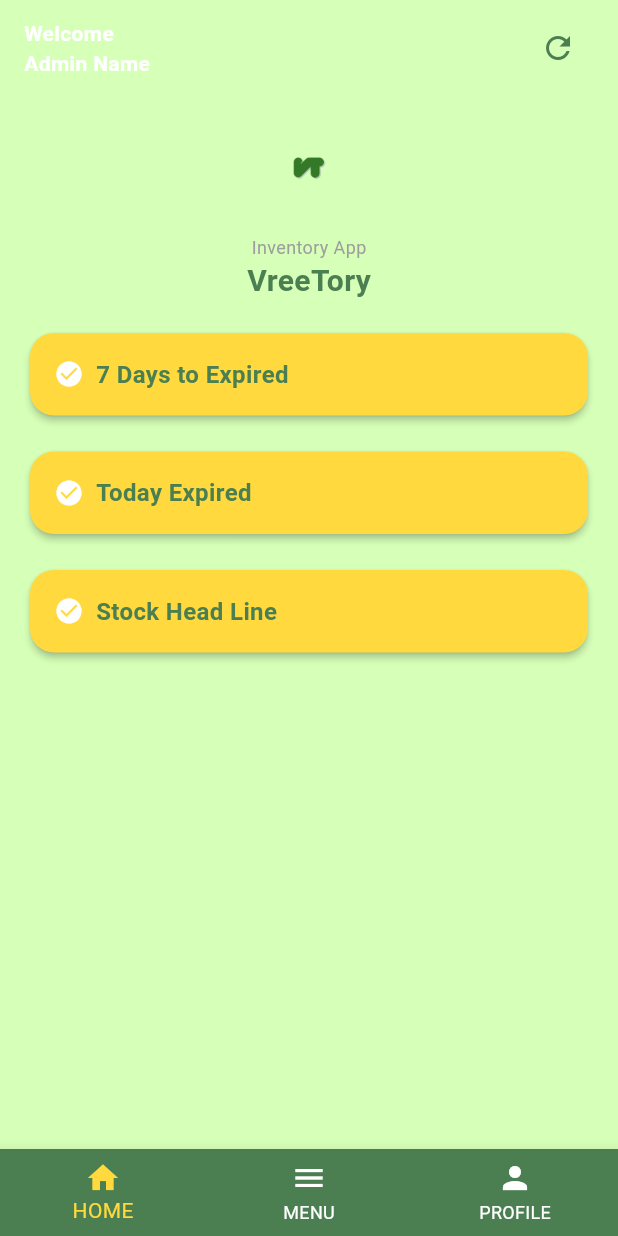
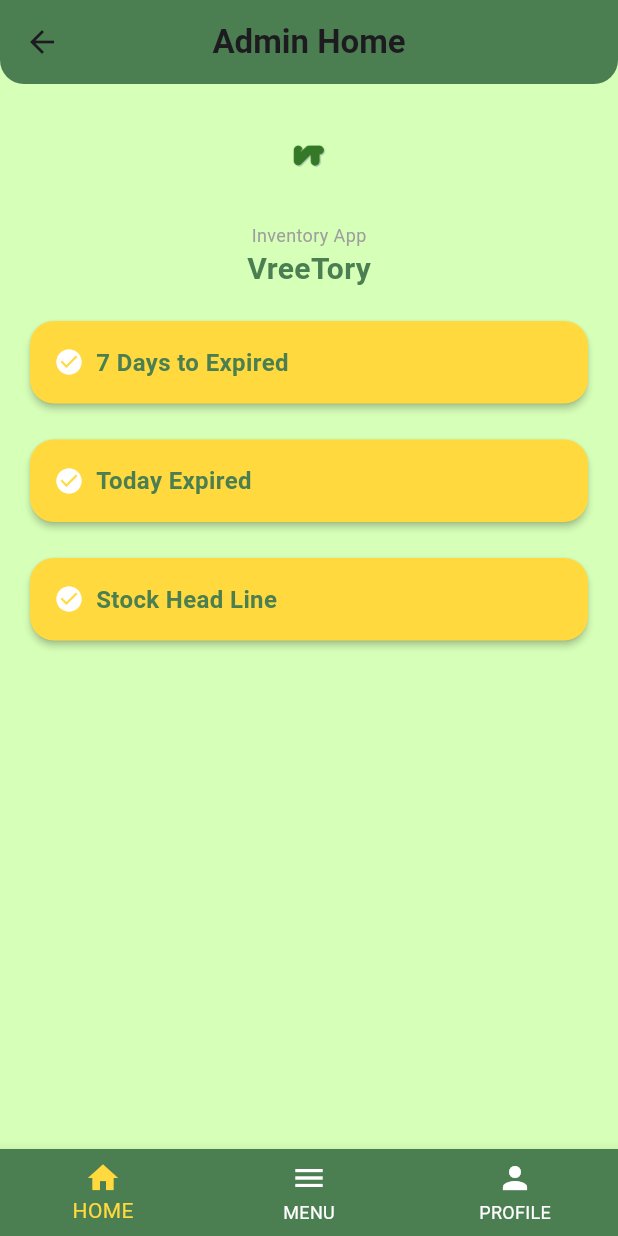
Before and after one commit to ignafransdstn/vreetory_app, a Flutter app: the _HomePageScaffold screen opened directly, on a phone screen of 412 x 824 dp. Run offline on Flutter 3.47's test engine with Material 3 defaults, Android fonts, the phone set to English and light mode, and no system bars; our stand-ins replace cloud_firestore, firebase_auth, firebase_core, flutter_riverpod; accounts and stored records are empty.

Commit message:
commit: Update admin and user home pages

```diff
--- a/lib/features/authentication/presentation/pages/admin_home_page.dart
+++ b/lib/features/authentication/presentation/pages/admin_home_page.dart
@@ -17,35 +17,22 @@ class _HomePageScaffold extends StatelessWidget {
   Widget build(BuildContext context) {
     return Scaffold(
       backgroundColor: const Color(0xFFD6FFB7),
+      // Using a custom app bar with rounded corners
+      appBar: AppBar(
+        title: Text(
+          '$userType Home',
+          style: const TextStyle(fontWeight: FontWeight.bold),
+        ),
+        shape: const RoundedRectangleBorder(
+          borderRadius: BorderRadius.vertical(bottom: Radius.circular(16)),
+        ),
+        backgroundColor: const Color(0xFF4B7F52),
+        centerTitle: true,
+        elevation: 0,
+      ),
       body: SafeArea(
         child: Column(
           children: [
-            // Header
-            Padding(
-              padding: const EdgeInsets.symmetric(horizontal: 16, vertical: 8),
-              child: Row(
-                children: [
-                  Column(
-                    crossAxisAlignment: CrossAxisAlignment.start,
-                    children: [
-                      Text(
-                        'Welcome\n$userType Name',
-                        style: const TextStyle(
-                          color: Colors.white,
-                          fontWeight: FontWeight.bold,
-                          fontSize: 14,
-                        ),
-                      ),
-                    ],
-                  ),
-                  const Spacer(),
-                  IconButton(
-                    icon: const Icon(Icons.refresh, color: Color(0xFF4B7F52)),
-                    onPressed: () {},
-                  ),
-                ],
-              ),
-            ),
             // Logo and App Name
             Padding(
               padding: const EdgeInsets.only(top: 8, bottom: 8),
@@ -53,7 +40,7 @@ class _HomePageScaffold extends StatelessWidget {
                 children: [
                   Image.asset(
                     'assets/images/asset1.png',
-                    width: 80,
+                    width: 200,
                     height: 80,
                   ),
                   const SizedBox(height: 4),
@@ -75,7 +62,8 @@ class _HomePageScaffold extends StatelessWidget {
             // Cards
             Expanded(
               child: ListView(
-                padding: const EdgeInsets.symmetric(horizontal: 16, vertical: 8),
+                padding:
+                    const EdgeInsets.symmetric(horizontal: 16, vertical: 8),
                 children: const [
                   _HomeSectionCard(title: '7 Days to Expired'),
                   SizedBox(height: 16),
```
Also changed, not shown: lib/features/authentication/presentation/pages/user_home_page.dart (+15 -28 lines).
